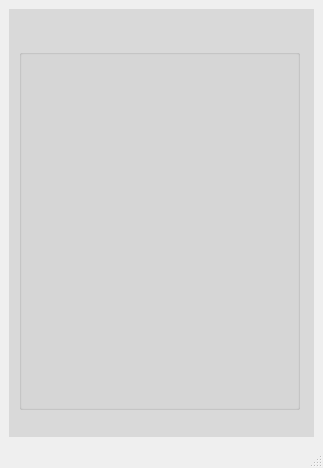
Qt form Library-system-2/mainwindow.ui (bern023/Library-system) before a commit.
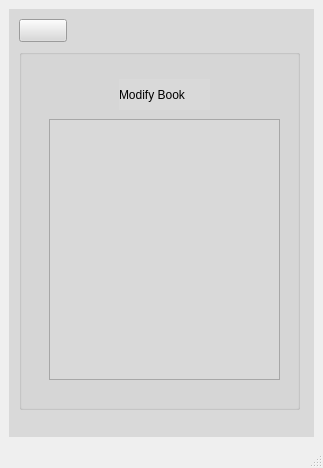
The same form after that commit. The open tabs and pages were chosen to show the change. Icons and pictures are not drawn.

Commit message: debug and new page

What changed in the file:
```diff
--- a/Library-system-2/mainwindow.ui
+++ b/Library-system-2/mainwindow.ui
@@ -1656,6 +1656,46 @@
          </rect>
         </property>
         <property name="title">
+         <string/>
+        </property>
+        <widget class="QLabel" name="label_24">
+         <property name="geometry">
+          <rect>
+           <x>100</x>
+           <y>30</y>
+           <width>91</width>
+           <height>31</height>
+          </rect>
+         </property>
+         <property name="text">
+          <string>Modify Book</string>
+         </property>
+        </widget>
+        <widget class="QPlainTextEdit" name="plainTextEdit_bookVector">
+         <property name="geometry">
+          <rect>
+           <x>30</x>
+           <y>70</y>
+           <width>231</width>
+           <height>261</height>
+          </rect>
+         </property>
+        </widget>
+       </widget>
+       <widget class="QPushButton" name="pushButton_bckaddmodbook">
+        <property name="geometry">
+         <rect>
+          <x>10</x>
+          <y>10</y>
+          <width>48</width>
+          <height>23</height>
+         </rect>
+        </property>
+        <property name="styleSheet">
+         <string notr="true">image: url(:/new/icons/icons/10261335_back_player_multimedia_icon.png);
+background-color: rgb(217, 217, 217);</string>
+        </property>
+        <property name="text">
          <string/>
         </property>
        </widget>
```
Left out of the diff: 2 changed lines with no effect on the pictures. The commit also changes 2 other files.
